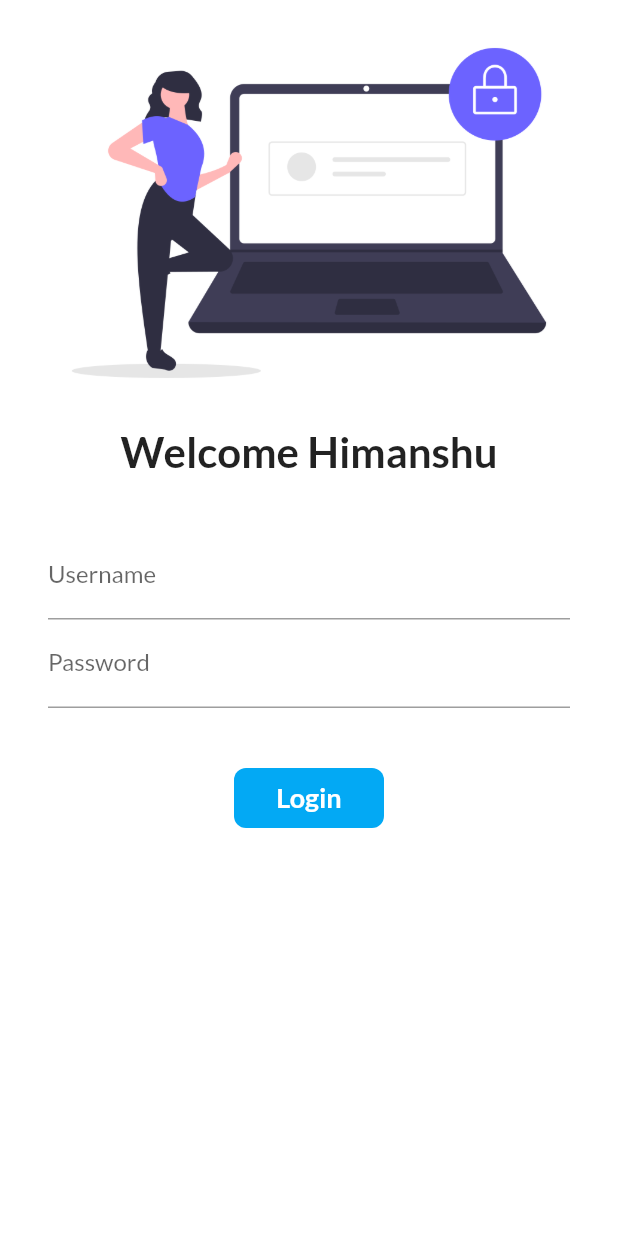
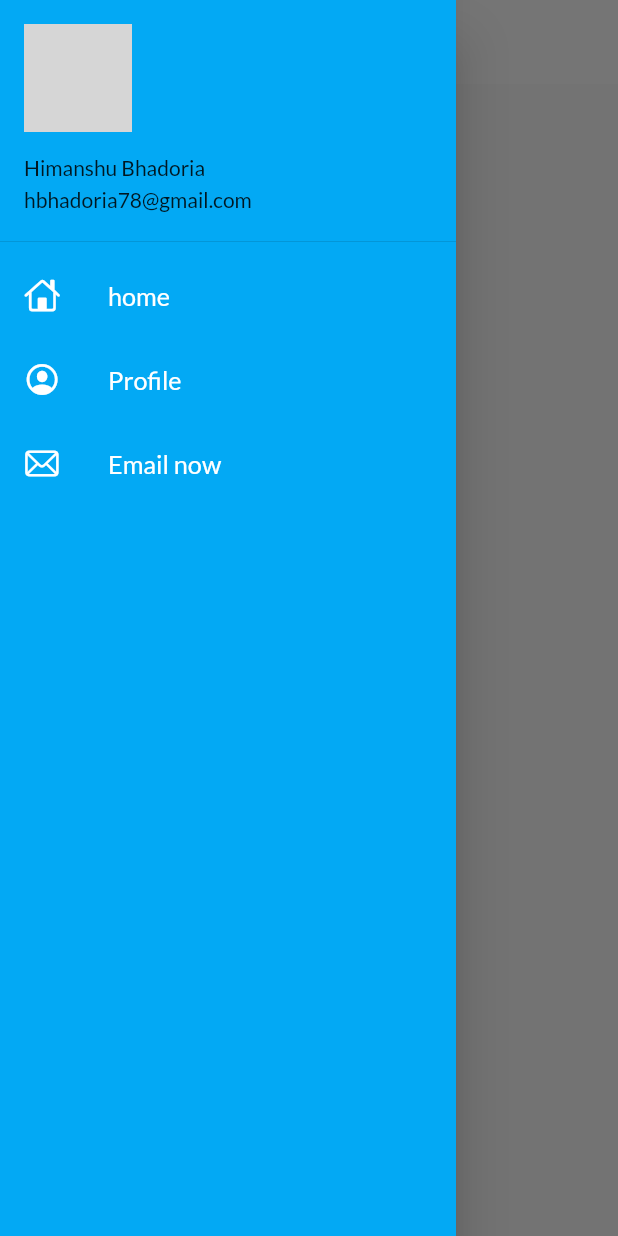
Before and after one commit to himanshubhadoria2727/flutter_start, a Flutter app: the screen it shows after launch, with the side drawer open (before the commit the screen has no drawer), on a phone screen of 412 x 824 dp. Run offline on Flutter 3.47's test engine with Material 2 defaults, Android fonts, the phone set to English and light mode, and no system bars; our stand-ins replace google_fonts; network calls fail; grey boxes are pictures that could not be loaded.

Commit message:
to the next system

```diff
--- a/lib/main.dart
+++ b/lib/main.dart
@@ -25,7 +25,8 @@ class MyApp extends StatelessWidget {
           fontFamily: GoogleFonts.lato().fontFamily,
           primaryTextTheme: GoogleFonts.latoTextTheme()),
       //home: const HomePage(),
-      initialRoute: "/",
+      debugShowCheckedModeBanner: false,
+      initialRoute: MyRoutes.homeRoute,
       routes: {
         "/": (context) => LoginPage(),
         MyRoutes.homeRoute: (context) => HomePage(),
--- a/lib/pages/home_page.dart
+++ b/lib/pages/home_page.dart
@@ -1,4 +1,6 @@
 import 'package:flutter/material.dart';
+
+import '../widgets/drawer.dart';
 
 class HomePage extends StatelessWidget {
   const HomePage({Key? key}) : super(key: key);
@@ -7,15 +9,22 @@ class HomePage extends StatelessWidget {
   Widget build(BuildContext context) {
     return Scaffold(
       appBar: AppBar(
-        // ignore: prefer_const_constructors
-        title: Text("My app"),
+        centerTitle: true,
+        backgroundColor: Colors.white,
+        elevation: 0.0,
+        iconTheme: IconThemeData(color: Colors.black),
+        title: const Text(
+          "My app",
+          style: TextStyle(color: Colors.black),
+          //textAlign: TextAlign.center,
+        ),
       ),
       body: Center(
         child: Container(
           child: const Text("Welcome to flutter"),
         ),
       ),
-      drawer: Drawer(),
+      drawer: MyDrawer(),
     );
   }
 }
--- /dev/null
+++ b/lib/widgets/drawer.dart
@@ -0,0 +1,54 @@
+import 'package:flutter/cupertino.dart';
+import 'package:flutter/material.dart';
+
+class MyDrawer extends StatelessWidget {
+  @override
+  Widget build(BuildContext context) {
+    final imageURL =
+        "https://instagram.fbho1-2.fna.fbcdn.net/v/t51.2885-19/292027883_457376029537259_7474393438493530228_n.jpg?stp=dst-jpg_s150x150&_nc_ht=instagram.fbho1-2.fna.fbcdn.net&_nc_cat=111&_nc_ohc=u3gulZsaqRIAX_KHDRQ&edm=ACWDqb8BAAAA&ccb=7-5&oh=00_AfAES--ThixyLFmx7W5ZGjQxGmGOrqdH9F5z-HCgjjR1UA&oe=63D2893A&_nc_sid=1527a3";
+    return Drawer(
+      child: Container(
+        color: Colors.lightBlue,
+        child: ListView(
+          padding: EdgeInsets.zero,
+          children: [
+            DrawerHeader(
+                padding: EdgeInsets.zero,
+                child: UserAccountsDrawerHeader(
+                  margin: EdgeInsets.zero,
+                  accountName: Text("Himanshu Bhadoria"),
+                  accountEmail: Text("hbhadoria78@gmail.com"),
+                  currentAccountPicture: CircleAvatar(
+                    backgroundImage: NetworkImage(imageURL),
+                  ),
+                )),
+            const ListTile(
+              leading: Icon(
+                CupertinoIcons.home,
+                color: Colors.white,
+              ),
+              title: Text("home",
+                  textScaleFactor: 1.2, style: TextStyle(color: Colors.white)),
+            ),
+            const ListTile(
+              leading: Icon(
+                CupertinoIcons.profile_circled,
+                color: Colors.white,
+              ),
+              title: Text("Profile",
+                  textScaleFactor: 1.2, style: TextStyle(color: Colors.white)),
+            ),
+            const ListTile(
+              leading: Icon(
+                CupertinoIcons.mail,
+                color: Colors.white,
+              ),
+              title: Text("Email now",
+                  textScaleFactor: 1.2, style: TextStyle(color: Colors.white)),
+            )
+          ],
+        ),
+      ),
+    );
+  }
+}
```
Also changed, not shown: lib/pages/login_page.dart (+53 -10 lines), assets/images/hey.png (added).
